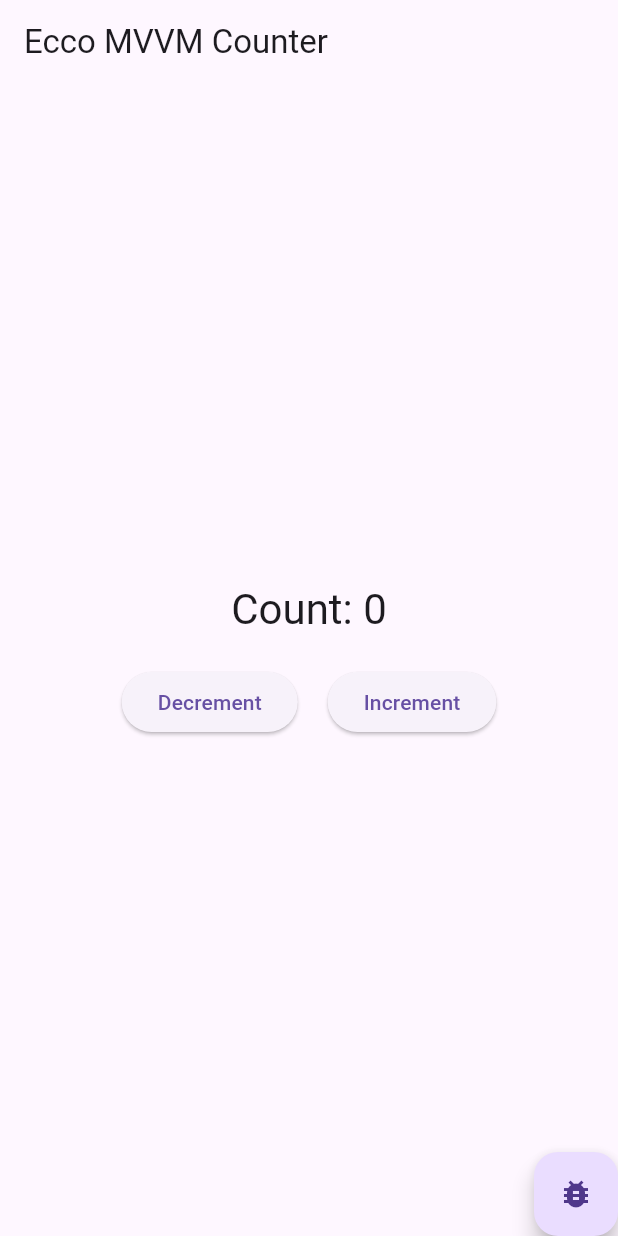
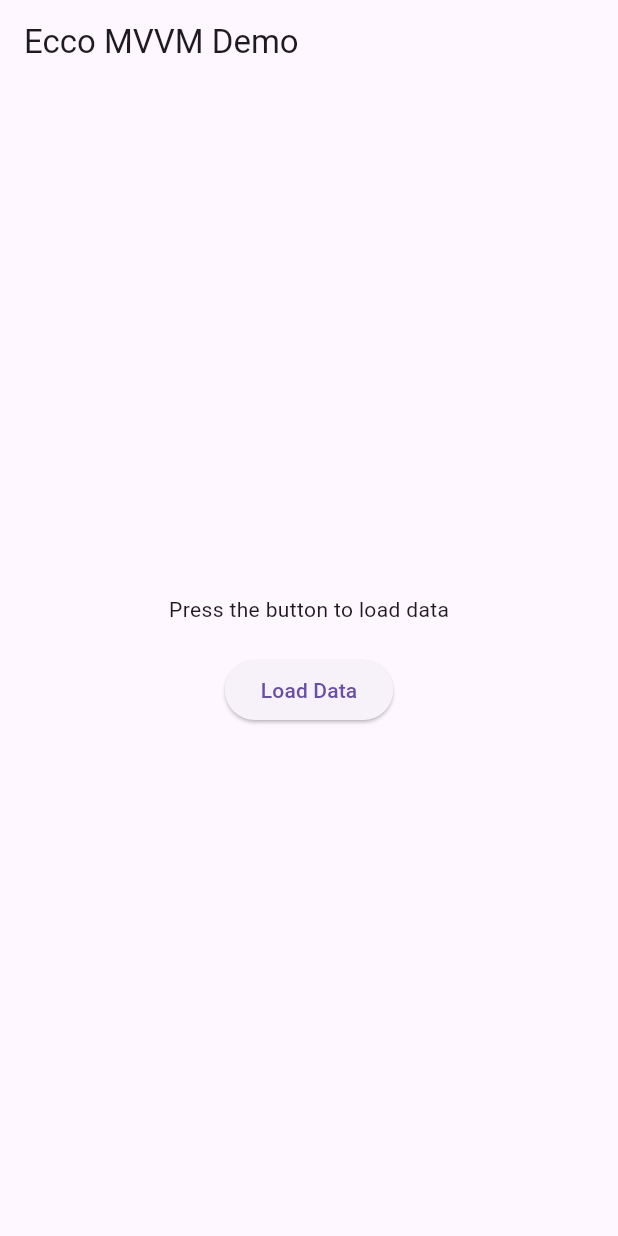
Before and after one commit to permadart/ecco, a Flutter app: the screen it shows after launch, on a phone screen of 412 x 824 dp. Run offline on Flutter 3.47's test engine with Material 3 defaults, Android fonts, the phone set to English and light mode, and no system bars.

Commit message:
Updated README.md and example/lib/main.dart

```diff
--- a/example/lib/main.dart
+++ b/example/lib/main.dart
@@ -1,4 +1,5 @@
 import 'package:flutter/material.dart';
+
 import 'package:ecco/ecco.dart';
 
 /// The entry point of the application.
@@ -19,97 +20,133 @@ class MyApp extends StatelessWidget {
 
   @override
   Widget build(BuildContext context) {
-    return MaterialApp(
-      title: 'Ecco MVVM Counter',
-      theme: ThemeData(primarySwatch: Colors.blue),
-      home: EccoDebugOverlay(
-        child: EccoProvider<CounterModel>(
-          notifier: CounterViewModel(),
-          child: const CounterView(),
-        ),
+    return const MaterialApp(
+      home: MyWidget(),
+    );
+  }
+}
+
+/// The main view of the app.
+///
+/// Displays mock data and a button to load it.
+class MyWidget extends StatelessWidget {
+  /// Creates a [MyWidget].
+  const MyWidget({super.key});
+
+  @override
+  Widget build(BuildContext context) {
+    return EccoProvider<AppState>(
+      notifier: AppViewModel(),
+      child: EccoConsumer<AppState, AppViewModel>(
+        builder: (context, state, notifier) {
+          return Scaffold(
+            appBar: AppBar(title: const Text('Ecco MVVM Demo')),
+            body: Center(
+              child: Column(
+                mainAxisAlignment: MainAxisAlignment.center,
+                children: [
+                  if (state is InitialState)
+                    const Text('Press the button to load data')
+                  else if (state is LoadingState)
+                    const CircularProgressIndicator()
+                  else if (state is LoadedState)
+                    Expanded(
+                      child: ListView.builder(
+                        itemCount: state.data.length,
+                        itemBuilder: (context, index) => ListTile(
+                          title: Text(state.data[index]),
+                        ),
+                      ),
+                    )
+                  else if (state is ErrorState)
+                    Text(
+                      'Error: ${state.error}',
+                      style: const TextStyle(color: Colors.red),
+                    ),
+                  const SizedBox(height: 20),
+                  ElevatedButton(
+                    onPressed: state is LoadingState ? null : notifier.loadData,
+                    child: const Text('Load Data'),
+                  ),
+                ],
+              ),
+            ),
+          );
+        },
       ),
     );
   }
 }
 
-/// The main view of the counter application.
+/// The base state class for the application.
 ///
-/// Displays the current count and buttons to increment it.
-class CounterView extends StatelessWidget {
-  /// Creates a [CounterView] widget.
-  const CounterView({super.key});
+/// All concrete state classes should extend this class and implement [props].
+abstract class AppState with Equatable {
+  /// Creates an [AppState].
+  const AppState();
+}
+
+/// Represents the initial state of the application.
+class InitialState extends AppState {
+  /// Creates an [InitialState].
+  const InitialState();
 
   @override
-  Widget build(BuildContext context) {
-    return Scaffold(
-      appBar: AppBar(title: const Text('Ecco MVVM Counter')),
-      body: Center(
-        child: Column(
-          mainAxisAlignment: MainAxisAlignment.center,
-          children: [
-            EccoBuilder<CounterModel>(
-              builder: (context, model) {
-                return Text(
-                  'Count: ${model.count}',
-                  style: Theme.of(context).textTheme.headlineMedium,
-                );
-              },
-            ),
-            const SizedBox(height: 20),
-            Row(
-              mainAxisAlignment: MainAxisAlignment.center,
-              children: [
-                // Finds the notifier given by the closest EccoProvider<T>
-                ElevatedButton(
-                  onPressed: context.ecco<CounterViewModel>().decrement,
-                  child: const Text('Decrement'),
-                ),
-                const SizedBox(width: 20),
-                // Has a reference to both the Model and the ViewModel
-                EccoConsumer<CounterModel, CounterViewModel>(
-                  builder: (context, model, viewModel) {
-                    return ElevatedButton(
-                      onPressed: viewModel.increment,
-                      child: const Text('Increment'),
-                    );
-                  },
-                ),
-              ],
-            ),
-          ],
-        ),
-      ),
-    );
+  List<Object?> get props => [];
+}
+
+/// Represents the loading state when data is being fetched.
+class LoadingState extends AppState {
+  /// Creates a [LoadingState].
+  const LoadingState();
+
+  @override
+  List<Object?> get props => [];
+}
+
+/// Represents the loaded state when data has been successfully fetched.
+class LoadedState extends AppState {
+  /// The list of data items.
+  final List<String> data;
+
+  /// Creates a [LoadedState] with the given [data].
+  const LoadedState(this.data);
+
+  @override
+  List<Object?> get props => [data];
+}
+
+/// Represents the error state when data fetching has failed.
+class ErrorState extends AppState {
+  /// The error message.
+  final String error;
+
+  /// Creates an [ErrorState] with the given [error] message.
+  const ErrorState(this.error);
+
+  @override
+  List<Object?> get props => [error];
+}
+
+/// The view model for the app.
+///
+/// Manages the state of the [AppState] and provides methods to modify it.
+class AppViewModel extends EccoNotifier<AppState> {
+  AppViewModel() : super(const InitialState());
+
+  /// Loads mock data asynchronously.
+  ///
+  /// Updates the state to [LoadingState] while loading, then either
+  /// [LoadedState] with the loaded data or [ErrorState] if an error occurs.
+  void loadData() async {
+    ripple(const LoadingState());
+    try {
+      // Simulating an API call
+      await Future.delayed(const Duration(seconds: 2));
+      final data = ['Item 1', 'Item 2', 'Item 3'];
+      ripple(LoadedState(data));
+    } catch (e) {
+      ripple(ErrorState(e.toString()));
+    }
   }
 }
-
-/// The data model for the counter.
-///
-/// Contains the current count value.
-class CounterModel {
-  /// The current count value.
-  final int count;
-
-  /// Creates a [CounterModel] with the given count.
-  ///
-  /// If no count is provided, it defaults to 0.
-  CounterModel({this.count = 0});
-}
-
-/// The view model for the counter.
-///
-/// Manages the state of the [CounterModel] and provides methods to modify it.
-class CounterViewModel extends EccoNotifier<CounterModel> {
-  /// Creates a [CounterViewModel] with an initial [CounterModel].
-  CounterViewModel() : super(CounterModel());
-
-  /// Increments the count by 1.
-  void increment() {
-    ripple(CounterModel(count: state.count + 1));
-  }
-
-  /// Decrements the count by 1.
-  void decrement() {
-    ripple(CounterModel(count: state.count - 1));
-  }
-}
```
Also changed, not shown: example/pubspec.lock, 1 other file.
